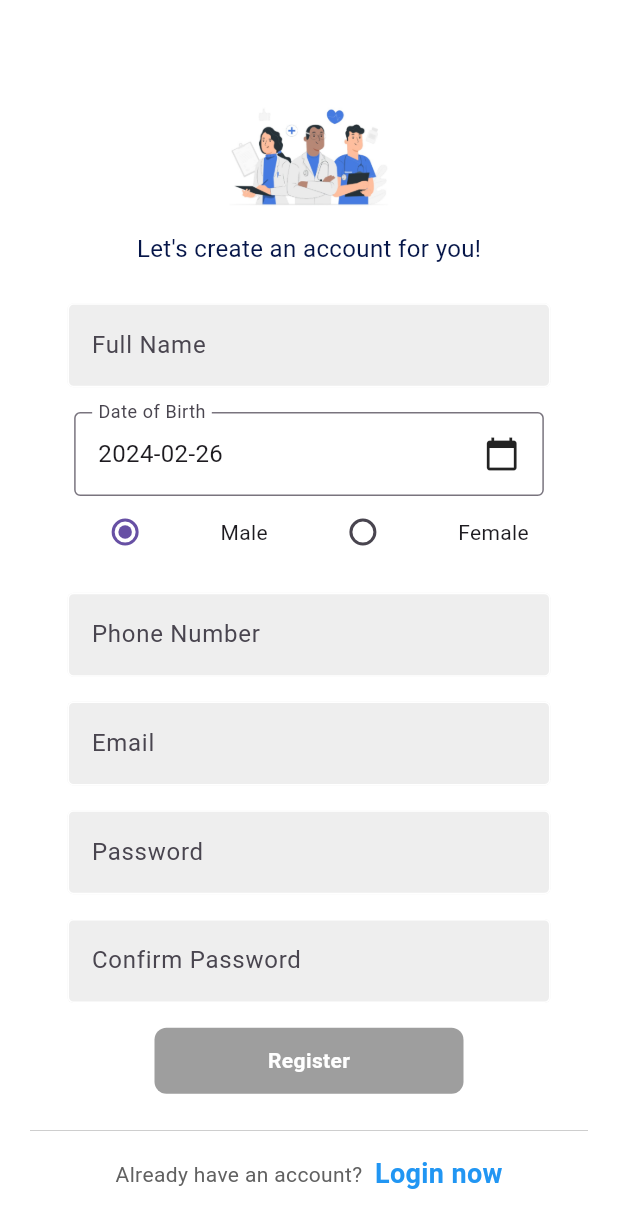
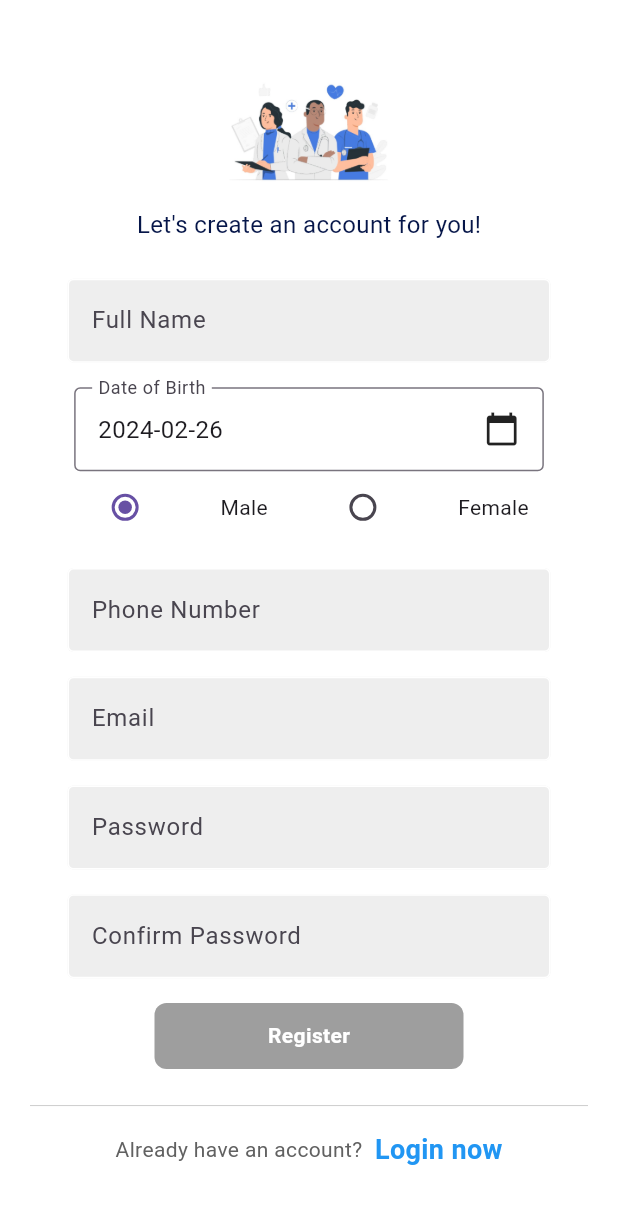
Before and after one commit to tangweilun/healthConnect, a Flutter app: the RegisterPage screen opened directly with empty values, on a phone screen of 412 x 824 dp. Shown: the top 1228 px of the screen. Run offline on Flutter 3.47's test engine with Material 3 defaults, Android fonts, the phone set to English and light mode, and no system bars; our stand-ins replace animated_text_kit, cloud_firestore, firebase_auth, firebase_core, firebase_messaging, flutter_local_notifications and 7 more; accounts and stored records are empty; project files that could hold a hidden picture were left out.

Commit message:
get the key

```diff
--- a/lib/pages/patient/register_page.dart
+++ b/lib/pages/patient/register_page.dart
@@ -108,7 +108,7 @@ class _RegisterPageState extends State<RegisterPage> {
               mainAxisAlignment: MainAxisAlignment.center,
               children: [
                 SizedBox(
-                  height: screenHeight * 0.05,
+                  height: screenHeight * 0.03,
                 ),
                 //logo
                 Image.asset(
@@ -323,7 +323,8 @@ class _RegisterPageState extends State<RegisterPage> {
                       ),
                     ),
                   ],
-                )
+                ),
+                SizedBox(height: screenHeight * 0.02),
               ],
             ),
           ),
```
Also changed, not shown: 1 other file.
